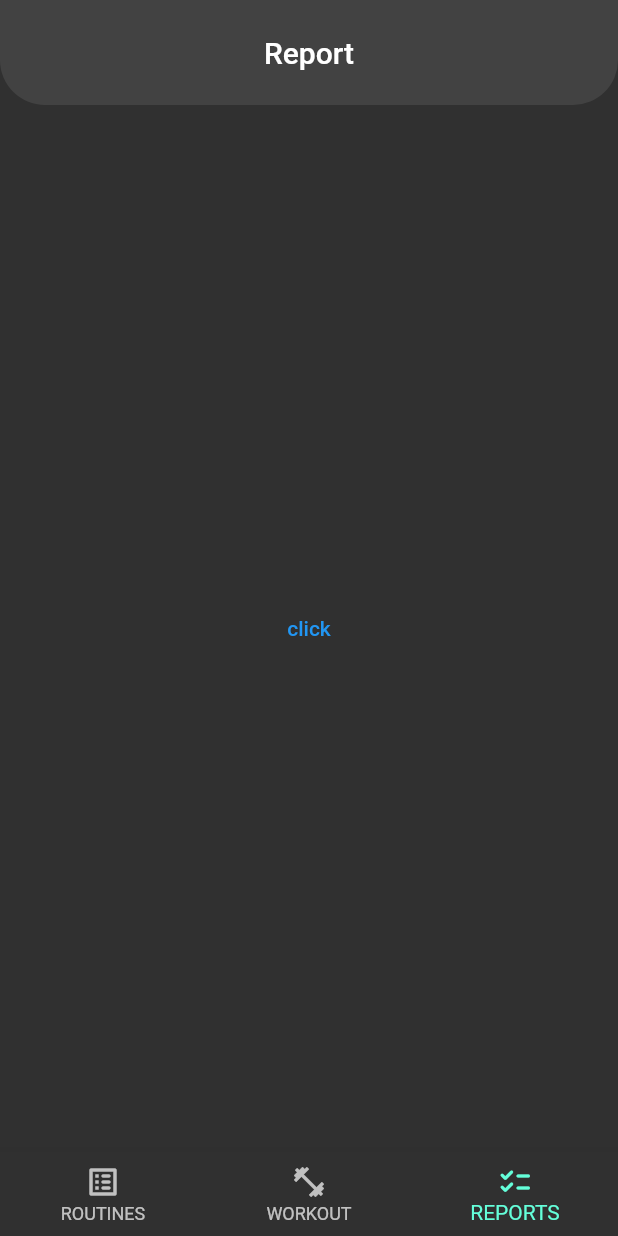
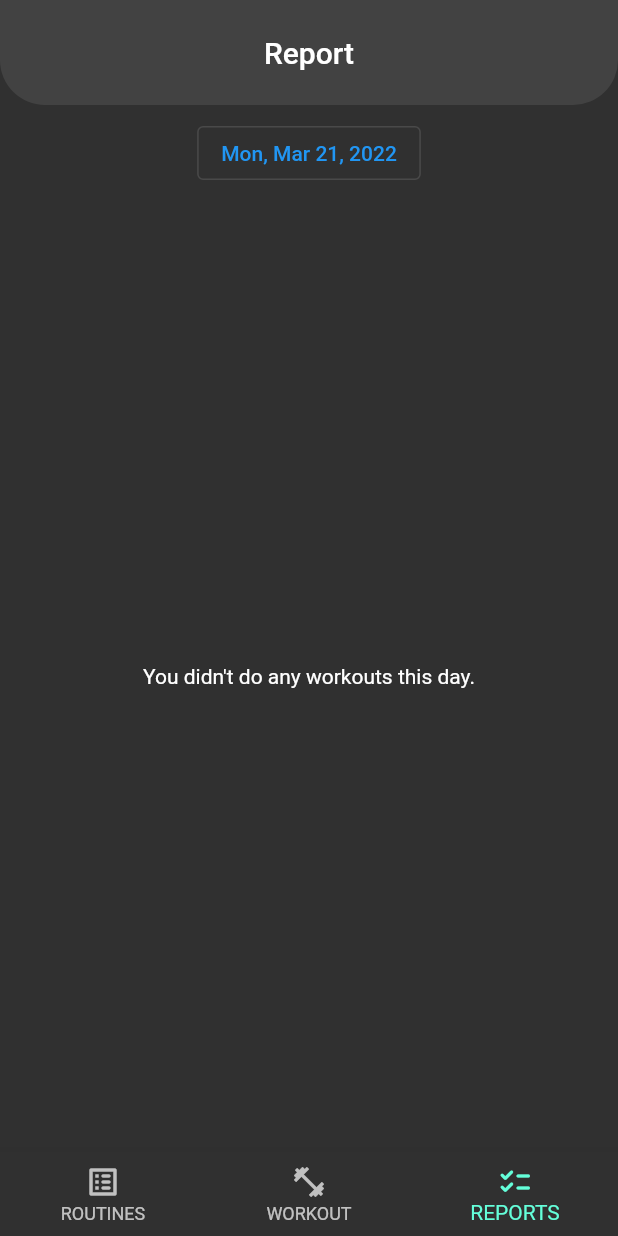
Before and after one commit to abdelazizrashed/Workout-Routine, a Flutter app: the screen it shows after launch, swiped to page 3, on a phone screen of 412 x 824 dp. Run offline on Flutter 3.47's test engine with Material 2 defaults, Android fonts, the light colour scheme and no system bars; our stand-ins replace bloc, equatable, file_picker, flutter_bloc, flutter_slidable; missing offline and left inert: localstore.

Commit message:
Finish Report page UI. App 90% done

```diff
--- a/lib/features/workout_routine/ui/widgets/report_page.dart
+++ b/lib/features/workout_routine/ui/widgets/report_page.dart
@@ -1,15 +1,126 @@
 import 'package:flutter/material.dart';
+import 'package:flutter_bloc/flutter_bloc.dart';
+import 'package:workout_routine/features/workout_routine/services/services.dart';
+import 'package:workout_routine/features/workout_routine/ui/widgets/widgets.dart';
 
-class ReportPage extends StatelessWidget {
+import '../../bloc/blocs.dart';
+
+class ReportPage extends StatefulWidget {
   const ReportPage({Key? key}) : super(key: key);
 
   @override
+  State<ReportPage> createState() => _ReportPageState();
+}
+
+class _ReportPageState extends State<ReportPage> {
+  DateTime selectedDay = DateTime.now();
+
+  @override
   Widget build(BuildContext context) {
-    return Center(
-      child: TextButton(
-          onPressed: () async {
-          },
-          child: const Text("click")),
+    BlocProvider.of<ReportBloc>(context)
+        .add(GetDayReportFromLocalDB(selectedDay));
+    return BlocBuilder<ReportBloc, ReportState>(
+      builder: (context, state) {
+        if (state is ReportLoading) {
+          return const Center(
+            child: CircularProgressIndicator(),
+          );
+        }
+        if (state is ReportLoaded) {
+          if (state.dayReport.workoutReports.isEmpty) {
+            return Column(
+              children: [
+                Padding(
+                  padding: const EdgeInsets.all(8.0),
+                  child: OutlinedButton(
+                    onPressed: () async {
+                      var pickedDate = await showDatePicker(
+                        context: context,
+                        initialDate: selectedDay,
+                        firstDate: DateTime(1970),
+                        lastDate: DateTime(2100),
+                      );
+                      if (pickedDate != null && pickedDate != selectedDay) {
+                        setState(() {
+                          selectedDay = pickedDate;
+                          BlocProvider.of<ReportBloc>(context)
+                              .add(GetDayReportFromLocalDB(selectedDay));
+                        });
+                      }
+                    },
+                    child: Text(ReportServices.formatDate(selectedDay)),
+                  ),
+                ),
+                const Expanded(
+                  child: Center(
+                    child: Text("You didn't do any workouts this day."),
+                  ),
+                ),
+              ],
+            );
+          }
+          List<Widget> workoutCards = [];
+          for (var workout in state.dayReport.workoutReports) {
+            workoutCards.add(ReportWorkoutCard(workout: workout));
+          }
+          return ListView(
+            padding: const EdgeInsets.all(8),
+            children: [
+              Center(
+                child: OutlinedButton(
+                  onPressed: () async {
+                    var pickedDate = await showDatePicker(
+                      context: context,
+                      initialDate: selectedDay,
+                      firstDate: DateTime(1970),
+                      lastDate: DateTime(2100),
+                    );
+                    if (pickedDate != null && pickedDate != selectedDay) {
+                      setState(() {
+                        selectedDay = pickedDate;
+                        BlocProvider.of<ReportBloc>(context)
+                            .add(GetDayReportFromLocalDB(selectedDay));
+                      });
+                    }
+                  },
+                  child: Text(ReportServices.formatDate(selectedDay)),
+                ),
+              ),
+              ...workoutCards,
+            ],
+          );
+        }
+        return Column(
+          children: [
+            Padding(
+              padding: const EdgeInsets.all(8.0),
+              child: OutlinedButton(
+                onPressed: () async {
+                  var pickedDate = await showDatePicker(
+                    context: context,
+                    initialDate: selectedDay,
+                    firstDate: DateTime(1970),
+                    lastDate: DateTime(2100),
+                  );
+                  if (pickedDate != null && pickedDate != selectedDay) {
+                    setState(() {
+                      selectedDay = pickedDate;
+                      BlocProvider.of<ReportBloc>(context)
+                          .add(GetDayReportFromLocalDB(selectedDay));
+                    });
+                  }
+                },
+                child: Text(ReportServices.formatDate(selectedDay)),
+              ),
+            ),
+            const Expanded(
+              child: Center(
+                child: Text("You didn't do any workouts this day."),
+              ),
+            ),
+          ],
+        );
+      },
     );
   }
 }
--- a/lib/features/workout_routine/ui/widgets/widgets.dart
+++ b/lib/features/workout_routine/ui/widgets/widgets.dart
@@ -6,3 +6,4 @@ export 'report_page.dart';
 export 'routines_page.dart';
 export "todays_workout_page.dart";
 export 'view_routine_day_subpage.dart';
+export 'report_workout_card.dart';
```
Also changed, not shown: lib/features/workout_routine/ui/widgets/report_workout_card.dart (added, +36 -0 lines).
